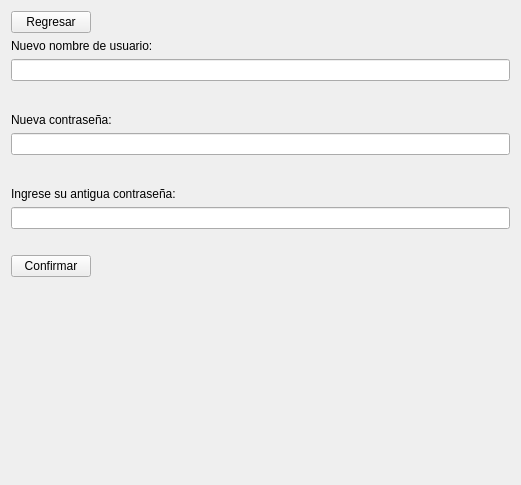
Old version of the form proyecto progra/Cambio.ui in the repository AntonyEduardoAguirre/proyectoprogramacion2.
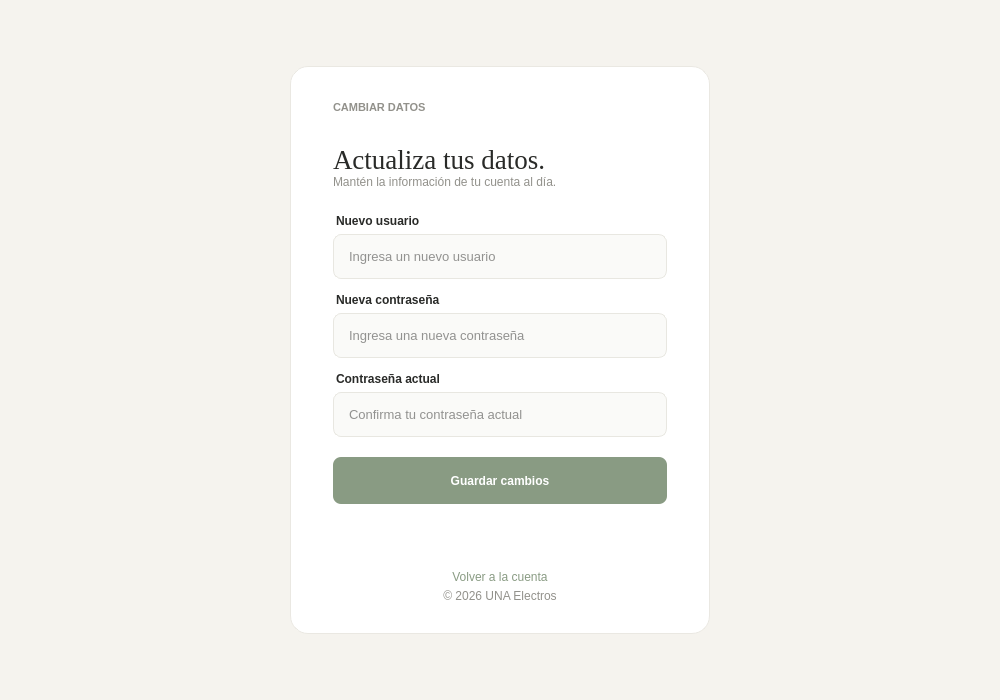
New version of the form.

Diff of the .ui file:
```diff
--- a/proyecto progra/Cambio.ui
+++ b/proyecto progra/Cambio.ui
@@ -1,44 +1,111 @@
 <?xml version="1.0" encoding="UTF-8"?>
 <ui version="4.0">
- <class>CambioClass</class>
- <widget class="QWidget" name="CambioClass">
+ <class>cambioClass</class>
+ <widget class="QWidget" name="cambioClass">
   <property name="geometry">
    <rect>
     <x>0</x>
     <y>0</y>
-    <width>521</width>
-    <height>485</height>
+    <width>1000</width>
+    <height>700</height>
    </rect>
   </property>
+  <property name="minimumSize">
+   <size>
+    <width>760</width>
+    <height>560</height>
+   </size>
+  </property>
   <property name="windowTitle">
-   <string>Form</string>
+   <string>Cambiar datos</string>
   </property>
-  <layout class="QFormLayout" name="formLayout">
-   <item row="0" column="0">
-    <widget class="QPushButton" name="btnRegresar">
-     <property name="text">
-      <string>Regresar</string>
-     </property>
-    </widget>
-   </item>
-   <item row="2" column="0" colspan="2">
-    <widget class="QLabel" name="label">
-     <property name="text">
-      <string>Nuevo nombre de usuario:</string>
-     </property>
-    </widget>
-   </item>
-   <item row="9" column="0">
-    <widget class="QLabel" name="label_3">
-     <property name="text">
-      <string>Ingrese su antigua contraseña:</string>
-     </property>
-    </widget>
-   </item>
-   <item row="15" column="0">
-    <spacer name="verticalSpacer">
+  <property name="styleSheet">
+   <string notr="true">#cambioClass {
+	background-color: #F5F3EE;
+}
+#softCard {
+	background-color: #FFFFFF;
+	border: 1px solid #EAE8E2;
+	border-radius: 18px;
+}
+QLabel#eyebrow {
+	color: #92918B;
+	font-family: "Segoe UI";
+	font-size: 11px;
+	font-weight: 600;
+}
+QLabel#title {
+	color: #292A28;
+	font-family: Georgia;
+	font-size: 27px;
+}
+QLabel#subtitle, QLabel#copyright {
+	color: #92918B;
+	font-family: "Segoe UI";
+	font-size: 12px;
+}
+QLabel#label, QLabel#label_2, QLabel#label_3 {
+	color: #292A28;
+	font-size: 12px;
+	font-weight: 600;
+	margin-bottom: 6px;
+}
+QLineEdit {
+	background: #FAFAF8;
+	color: #292A28;
+	border: 1px solid #E8E7E1;
+	border-radius: 8px;
+	padding: 0 13px;
+	min-height: 43px;
+	font-size: 13px;
+}
+QLineEdit:focus {
+	border: 1px solid #899B83;
+}
+QPushButton#btnConfirmar {
+	background: #899B83;
+	color: #FFFFFF;
+	border: none;
+	border-radius: 8px;
+	min-height: 47px;
+	font-weight: 600;
+}
+QPushButton#btnConfirmar:hover {
+	background: #788B72;
+}
+QPushButton#btnRegresar {
+	background: transparent;
+	border: none;
+	color: #899B83;
+	padding: 5px;
+}
+QPushButton#btnRegresar:hover {
+	color: #788B72;
+}
+QLabel#lblError {
+	color: #92918B;
+	font-size: 11px;
+	margin-top: 8px;
+}
+</string>
+  </property>
+  <layout class="QVBoxLayout" name="layoutExterior">
+   <property name="leftMargin">
+    <number>24</number>
+   </property>
+   <property name="topMargin">
+    <number>24</number>
+   </property>
+   <property name="rightMargin">
+    <number>24</number>
+   </property>
+   <property name="bottomMargin">
+    <number>24</number>
+   </property>
+   <item>
+    <spacer name="spacerSuperior">
      <property name="orientation">
-      <enum>Qt::Orientation::Vertical</enum>
+      <enum>Qt::Vertical</enum>
      </property>
      <property name="sizeHint" stdset="0">
       <size>
@@ -48,99 +115,281 @@
      </property>
     </spacer>
    </item>
-   <item row="6" column="0">
-    <widget class="QLabel" name="label_2">
-     <property name="text">
-      <string>Nueva contraseña:</string>
-     </property>
-    </widget>
+   <item>
+    <layout class="QHBoxLayout" name="filaTarjeta">
+     <item>
+      <spacer name="spacerIzquierdo">
+       <property name="orientation">
+        <enum>Qt::Horizontal</enum>
+       </property>
+       <property name="sizeHint" stdset="0">
+        <size>
+         <width>40</width>
+         <height>20</height>
+        </size>
+       </property>
+      </spacer>
+     </item>
+     <item>
+      <widget class="QFrame" name="softCard">
+       <property name="minimumSize">
+        <size>
+         <width>420</width>
+         <height>550</height>
+        </size>
+       </property>
+       <property name="maximumSize">
+        <size>
+         <width>460</width>
+         <height>580</height>
+        </size>
+       </property>
+       <property name="frameShape">
+        <enum>QFrame::NoFrame</enum>
+       </property>
+       <layout class="QVBoxLayout" name="contenido">
+        <property name="spacing">
+         <number>0</number>
+        </property>
+        <property name="leftMargin">
+         <number>42</number>
+        </property>
+        <property name="topMargin">
+         <number>34</number>
+        </property>
+        <property name="rightMargin">
+         <number>42</number>
+        </property>
+        <property name="bottomMargin">
+         <number>30</number>
+        </property>
+        <item>
+         <widget class="QLabel" name="eyebrow">
+          <property name="text">
+           <string>CAMBIAR DATOS</string>
+          </property>
+         </widget>
+        </item>
+        <item>
+         <spacer name="spacerEyebrow">
+          <property name="orientation">
+           <enum>Qt::Vertical</enum>
+          </property>
+          <property name="sizeType">
+           <enum>QSizePolicy::Fixed</enum>
+          </property>
+          <property name="sizeHint" stdset="0">
+           <size>
+            <width>20</width>
+            <height>30</height>
+           </size>
+          </property>
+         </spacer>
+        </item>
+        <item>
+         <widget class="QLabel" name="title">
+          <property name="text">
+           <string>Actualiza tus datos.</string>
+          </property>
+         </widget>
+        </item>
+        <item>
+         <widget class="QLabel" name="subtitle">
+          <property name="text">
+           <string>Mantén la información de tu cuenta al día.</string>
+          </property>
+         </widget>
+        </item>
+        <item>
+         <spacer name="spacerSubtitulo">
+          <property name="orientation">
+           <enum>Qt::Vertical</enum>
+          </property>
+          <property name="sizeType">
+           <enum>QSizePolicy::Fixed</enum>
+          </property>
+          <property name="sizeHint" stdset="0">
+           <size>
+            <width>20</width>
+            <height>25</height>
+           </size>
+          </property>
+         </spacer>
+        </item>
+        <item>
+         <widget class="QLabel" name="label">
+          <property name="text">
+           <string>Nuevo usuario</string>
+          </property>
+         </widget>
+        </item>
+        <item>
+         <widget class="QLineEdit" name="txtNombre">
+          <property name="placeholderText">
+           <string>Ingresa un nuevo usuario</string>
+          </property>
+         </widget>
+        </item>
+        <item>
+         <spacer name="spacerNombre">
+          <property name="orientation">
+           <enum>Qt::Vertical</enum>
+          </property>
+          <property name="sizeType">
+           <enum>QSizePolicy::Fixed</enum>
+          </property>
+          <property name="sizeHint" stdset="0">
+           <size>
+            <width>20</width>
+            <height>14</height>
+           </size>
+          </property>
+         </spacer>
+        </item>
+        <item>
+         <widget class="QLabel" name="label_2">
+          <property name="text">
+           <string>Nueva contraseña</string>
+          </property>
+         </widget>
+        </item>
+        <item>
+         <widget class="QLineEdit" name="txtContrasenna">
+          <property name="echoMode">
+           <enum>QLineEdit::Password</enum>
+          </property>
+          <property name="placeholderText">
+           <string>Ingresa una nueva contraseña</string>
+          </property>
+         </widget>
+        </item>
+        <item>
+         <spacer name="spacerContrasenna">
+          <property name="orientation">
+           <enum>Qt::Vertical</enum>
+          </property>
+          <property name="sizeType">
+           <enum>QSizePolicy::Fixed</enum>
+          </property>
+          <property name="sizeHint" stdset="0">
+           <size>
+            <width>20</width>
+            <height>14</height>
+           </size>
+          </property>
+         </spacer>
+        </item>
+        <item>
+         <widget class="QLabel" name="label_3">
+          <property name="text">
+           <string>Contraseña actual</string>
+          </property>
+         </widget>
+        </item>
+        <item>
+         <widget class="QLineEdit" name="txtOldContrasenna">
+          <property name="echoMode">
+           <enum>QLineEdit::Password</enum>
+          </property>
+          <property name="placeholderText">
+           <string>Confirma tu contraseña actual</string>
+          </property>
+         </widget>
+        </item>
+        <item>
+         <spacer name="spacerContrasennaActual">
+          <property name="orientation">
+           <enum>Qt::Vertical</enum>
+          </property>
+          <property name="sizeType">
+           <enum>QSizePolicy::Fixed</enum>
+          </property>
+          <property name="sizeHint" stdset="0">
+           <size>
+            <width>20</width>
+            <height>20</height>
+           </size>
+          </property>
+         </spacer>
+        </item>
+        <item>
+         <widget class="QPushButton" name="btnConfirmar">
+          <property name="text">
+           <string>Guardar cambios</string>
+          </property>
+         </widget>
+        </item>
+        <item>
+         <widget class="QLabel" name="lblError">
+          <property name="text">
+           <string/>
+          </property>
+          <property name="alignment">
+           <set>Qt::AlignCenter</set>
+          </property>
+         </widget>
+        </item>
+        <item>
+         <spacer name="spacerInferior">
+          <property name="orientation">
+           <enum>Qt::Vertical</enum>
+          </property>
+          <property name="sizeHint" stdset="0">
+           <size>
+            <width>20</width>
+            <height>40</height>
+           </size>
+          </property>
+         </spacer>
+        </item>
+        <item>
+         <widget class="QPushButton" name="btnRegresar">
+          <property name="text">
+           <string>Volver a la cuenta</string>
+          </property>
+         </widget>
+        </item>
+        <item>
+         <widget class="QLabel" name="copyright">
+          <property name="text">
+           <string>© 2026 UNA Electros</string>
+          </property>
+          <property name="alignment">
+           <set>Qt::AlignCenter</set>
+          </property>
+         </widget>
+        </item>
+       </layout>
+      </widget>
+     </item>
+     <item>
+      <spacer name="spacerDerecho">
+       <property name="orientation">
+        <enum>Qt::Horizontal</enum>
+       </property>
+       <property name="sizeHint" stdset="0">
+        <size>
+         <width>40</width>
+         <height>20</height>
+        </size>
+       </property>
+      </spacer>
+     </item>
+    </layout>
    </item>
-   <item row="8" column="0">
-    <spacer name="horizontalSpacer">
+   <item>
+    <spacer name="spacerInferiorExterior">
      <property name="orientation">
-      <enum>Qt::Orientation::Horizontal</enum>
+      <enum>Qt::Vertical</enum>
      </property>
      <property name="sizeHint" stdset="0">
       <size>
-       <width>40</width>
-       <height>20</height>
-      </size>
-     </property>
-    </spacer>
-   </item>
-   <item row="5" column="0">
-    <spacer name="horizontalSpacer_2">
-     <property name="orientation">
-      <enum>Qt::Orientation::Horizontal</enum>
-     </property>
-     <property name="sizeHint" stdset="0">
-      <size>
-       <width>40</width>
-       <height>20</height>
-      </size>
-     </property>
-    </spacer>
-   </item>
-   <item row="14" column="0">
-    <spacer name="verticalSpacer_2">
-     <property name="orientation">
-      <enum>Qt::Orientation::Vertical</enum>
-     </property>
-     <property name="sizeHint" stdset="0">
-      <size>
        <width>20</width>
        <height>40</height>
       </size>
      </property>
     </spacer>
    </item>
-   <item row="13" column="0">
-    <spacer name="verticalSpacer_3">
-     <property name="orientation">
-      <enum>Qt::Orientation::Vertical</enum>
-     </property>
-     <property name="sizeHint" stdset="0">
-      <size>
-       <width>20</width>
-       <height>40</height>
-      </size>
-     </property>
-    </spacer>
-   </item>
-   <item row="12" column="0">
-    <widget class="QPushButton" name="btnConfirmar">
-     <property name="text">
-      <string>Confirmar</string>
-     </property>
-    </widget>
-   </item>
-   <item row="10" column="0" colspan="2">
-    <widget class="QLineEdit" name="txtOldContrasenna">
-     <property name="echoMode">
-      <enum>QLineEdit::EchoMode::Password</enum>
-     </property>
-    </widget>
-   </item>
-   <item row="7" column="0" colspan="2">
-    <widget class="QLineEdit" name="txtContrasenna">
-     <property name="echoMode">
-      <enum>QLineEdit::EchoMode::Password</enum>
-     </property>
-    </widget>
-   </item>
-   <item row="4" column="0" colspan="2">
-    <widget class="QLineEdit" name="txtNombre"/>
-   </item>
-   <item row="11" column="0">
-    <widget class="QLabel" name="lblError">
-     <property name="styleSheet">
-      <string notr="true">   color: red;</string>
-     </property>
-     <property name="text">
-      <string/>
-     </property>
-    </widget>
-   </item>
   </layout>
  </widget>
  <resources/>
```
